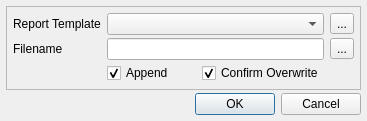
This is copasi/UI/CQReportDefinitionSelect.ui in copasi/COPASI as Qt 5 draws it before an edit. The edited form follows.
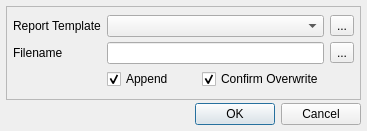
This is the edited form.

Commit message: - clarify confirm overwrite

```diff
--- a/copasi/UI/CQReportDefinitionSelect.ui
+++ b/copasi/UI/CQReportDefinitionSelect.ui
@@ -22,7 +22,7 @@
     <x>0</x>
     <y>0</y>
     <width>367</width>
-    <height>118</height>
+    <height>131</height>
    </rect>
   </property>
   <property name="windowTitle">
```
Left out of the diff: 37 changed lines with no effect on the pictures. Lines whose indentation alone changed are shown as unchanged.
